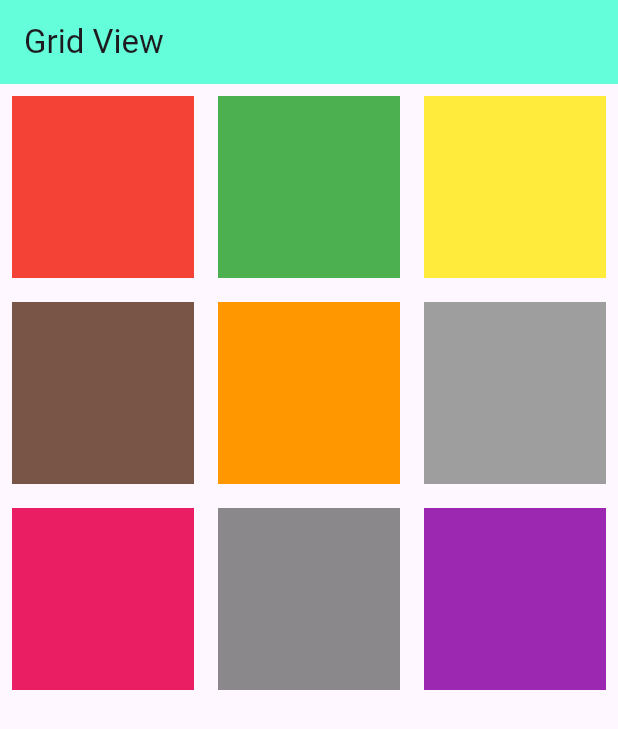
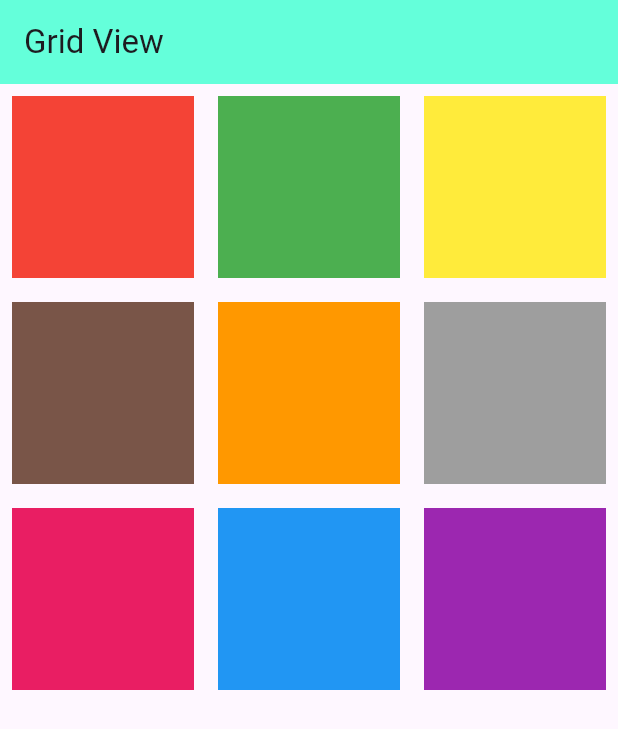
Before and after one commit to Piyushbhatt7/Flutter-Widgets, a Flutter app: the screen it shows after launch, on a phone screen of 412 x 824 dp. Shown: the top 729 px of the screen. Run offline on Flutter 3.47's test engine with Material 3 defaults, Android fonts, the phone set to English and light mode, and no system bars.

```diff
--- a/lib/GridView.dart
+++ b/lib/GridView.dart
@@ -15,7 +15,7 @@ class Gridview extends StatelessWidget {
            Colors.orange,
            Colors.grey,
            Colors.pink,
-           Colors.black45,
+           Colors.blue,
            Colors.purple
     ];
     return Scaffold(
```
